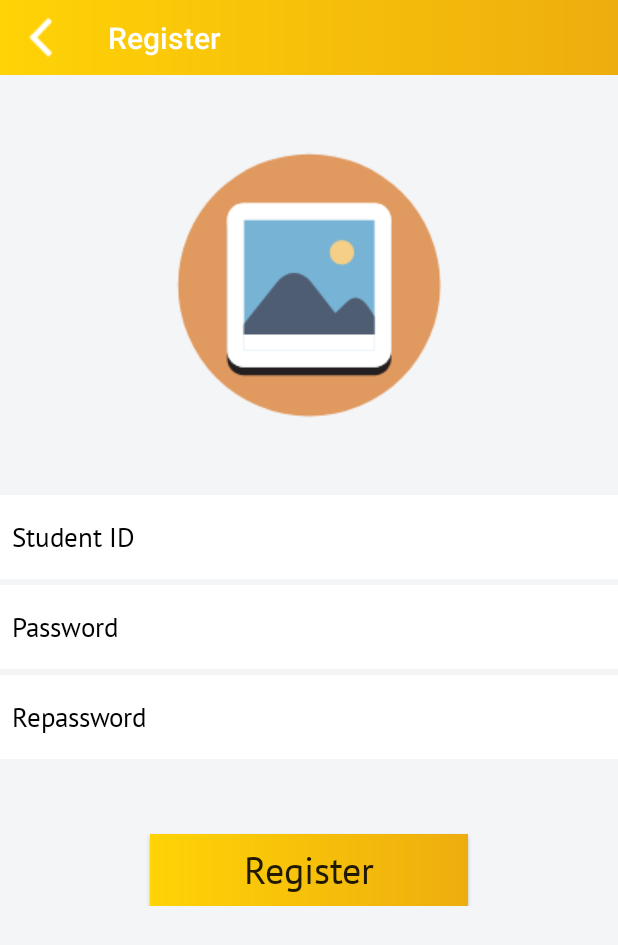
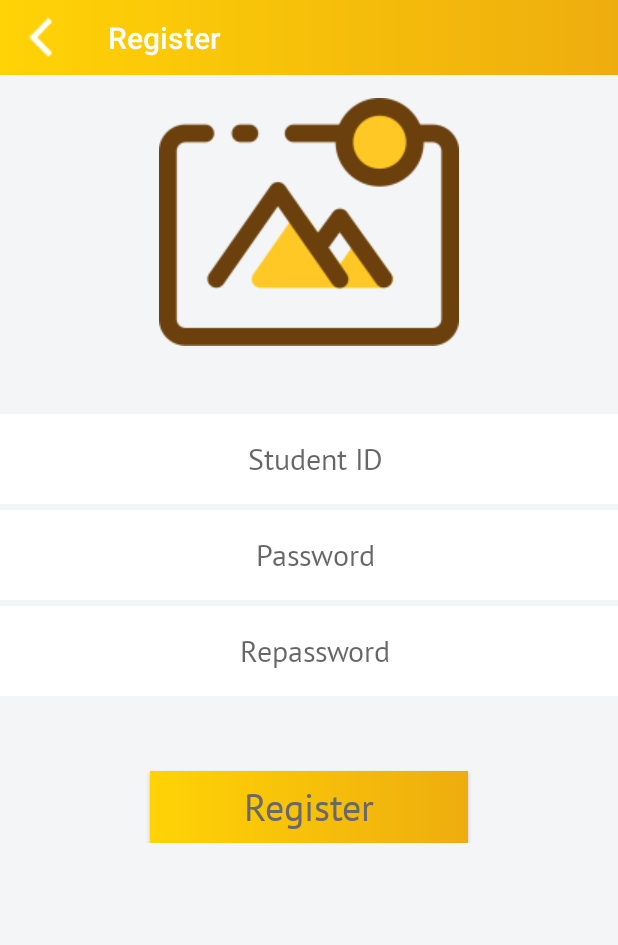
Before and after one commit to pipipizai/Alimama, an Android app: the RegisterActivity screen opened directly, with no data from a screen before it, on a phone screen of 412 x 824 dp. Shown: the top 945 px of the screen. Run offline under Robolectric (Android 15) with nearby library versions, the phone set to English and light mode, and no system bars; our stand-ins replace Firebase (no records; nobody signed in at launch, a user with empty details on screens opened directly); Roboto replaces fonts that are not available here.

Commit message:
ADD SOME

```diff
--- a/app/src/main/res/layout/activity_register.xml
+++ b/app/src/main/res/layout/activity_register.xml
@@ -17,45 +17,55 @@
             android:layout_width="match_parent"
             android:layout_height="wrap_content"
             android:orientation="vertical">
+
             <ImageButton
                 android:id="@+id/btn_user_icon"
-            android:layout_gravity="center"
-            android:layout_width="200dp"
-            android:layout_height="200dp"
-            android:layout_marginTop="40dp"
-            android:background="#f3f5f7"
-            app:srcCompat="@drawable/addimg" />
+
+                android:layout_width="match_parent"
+                android:layout_height="wrap_content"
+                android:layout_marginLeft="10dp"
+                android:layout_marginTop="15dp"
+                android:layout_marginRight="10dp"
+                app:srcCompat="@drawable/tupian"
+                android:background="@null"
+                android:layout_marginBottom="5dp"/>
 
             <EditText
                 android:id="@+id/register_edt_username"
                 android:layout_width="match_parent"
-            android:layout_height="56dp"
+                android:layout_height="60dp"
                 android:layout_marginTop="40dp"
                 android:background="#ffffff"
+                android:textSize="20sp"
                 android:inputType="text"
                 android:hint="Student ID"
                 android:paddingLeft="8dp"
-            android:textColorHint="#000000"/>
+                android:gravity="center"
+              />
             <EditText
                 android:id="@+id/register_edt_password"
                 android:layout_width="match_parent"
-            android:layout_height="56dp"
+                android:layout_height="60dp"
                 android:layout_marginTop="4dp"
                 android:background="#ffffff"
                 android:inputType="textWebPassword"
                 android:hint="Password"
                 android:paddingLeft="8dp"
-            android:textColorHint="#000000"/>
+                android:textSize="20sp"
+                android:gravity="center"
+                />
             <EditText
                 android:id="@+id/register_edt_repassword"
                 android:layout_width="match_parent"
-            android:layout_height="56dp"
+                android:layout_height="60dp"
                 android:layout_marginTop="4dp"
                 android:background="#ffffff"
                 android:inputType="textWebPassword"
                 android:hint="Repassword"
                 android:paddingLeft="8dp"
-            android:textColorHint="#000000"/>
+                android:textSize="20sp"
+                android:gravity="center"
+                />
 
             <Button
                 android:id="@+id/btn_register"
@@ -66,8 +76,10 @@
                 android:layout_marginLeft="100dp"
                 android:textAllCaps="false"
                 android:text="Register"
+                android:textColor="#696969"
                 android:textSize="25sp"
-            android:background="@drawable/primary_color" />
+                android:background="@drawable/primary_color"
+                android:gravity="center"/>
 
         </LinearLayout>
 
@@ -75,3 +87,109 @@
 
 
 </LinearLayout>
+
+
+    <!--<?xml version="1.0" encoding="utf-8"?>-->
+<!--<LinearLayout xmlns:android="http://schemas.android.com/apk/res/android"-->
+    <!--xmlns:app="http://schemas.android.com/apk/res-auto"-->
+    <!--xmlns:tools="http://schemas.android.com/tools"-->
+    <!--android:layout_width="match_parent"-->
+    <!--android:layout_height="match_parent"-->
+    <!--android:orientation="vertical"-->
+    <!--android:background="#f3f5f7"-->
+    <!--tools:context="com.example.alimama.alimama.ui.activity.RegisterActivity">-->
+
+    <!--<include layout="@layout/common_toolbar"></include>-->
+
+<!--<ScrollView-->
+    <!--android:layout_width="match_parent"-->
+    <!--android:layout_height="wrap_content">-->
+    <!--<LinearLayout-->
+        <!--android:layout_width="match_parent"-->
+        <!--android:layout_height="wrap_content"-->
+        <!--android:orientation="vertical"-->
+        <!--android:layout_below="@+id/layout_login_header">-->
+        <!--<ImageButton-->
+            <!--android:id="@+id/btn_user_icon"-->
+            <!--android:layout_gravity="center"-->
+            <!--android:layout_width="200dp"-->
+            <!--android:layout_height="200dp"-->
+            <!--android:layout_marginTop="40dp"-->
+            <!--android:background="#f3f5f7"-->
+            <!--app:srcCompat="@drawable/addimg" />-->
+    <!--</LinearLayout>-->
+        <!--<EditText-->
+            <!--android:id="@+id/register_edt_username"-->
+            <!--android:layout_width="match_parent"-->
+            <!--android:layout_height="wrap_content"-->
+            <!--android:textSize="25sp"-->
+            <!--android:background="@null"-->
+            <!--android:layout_marginTop="40dp"-->
+            <!--android:inputType="text"-->
+            <!--android:hint="Student ID"-->
+            <!--android:paddingLeft="8dp"-->
+            <!--android:layout_marginBottom="5dp"-->
+            <!--android:gravity="center"-->
+            <!--/>-->
+        <!--<View-->
+            <!--android:layout_width="match_parent"-->
+            <!--android:layout_height="1dp"-->
+            <!--android:background="#d8dde1"-->
+            <!--android:layout_below="@id/register_edt_username"-->
+            <!--android:layout_marginTop="10dp">-->
+        <!--</View>-->
+        <!--<EditText-->
+            <!--android:id="@+id/register_edt_password"-->
+            <!--android:layout_width="match_parent"-->
+            <!--android:layout_height="wrap_content"-->
+            <!--android:textSize="25sp"-->
+            <!--android:background="@null"-->
+            <!--android:layout_marginTop="5dp"-->
+            <!--android:inputType="textWebPassword"-->
+            <!--android:hint="Password"-->
+            <!--android:paddingLeft="8dp"-->
+            <!--android:gravity="center"/>-->
+        <!--<View-->
+            <!--android:layout_width="match_parent"-->
+            <!--android:layout_height="1dp"-->
+            <!--android:background="#d8dde1"-->
+            <!--android:layout_below="@id/register_edt_password"-->
+            <!--android:layout_marginTop="10dp">-->
+        <!--</View>-->
+        <!--<EditText-->
+            <!--android:id="@+id/register_edt_repassword"-->
+            <!--android:layout_width="match_parent"-->
+            <!--android:layout_height="wrap_content"-->
+            <!--android:layout_marginTop="5dp"-->
+            <!--android:background="@null"-->
+            <!--android:inputType="textWebPassword"-->
+            <!--android:hint="Repassword"-->
+            <!--android:paddingLeft="8dp"-->
+            <!--android:textSize="25sp"-->
+            <!--android:gravity="center"/>-->
+        <!--<View-->
+            <!--android:layout_width="match_parent"-->
+            <!--android:layout_height="1dp"-->
+            <!--android:background="#d8dde1"-->
+            <!--android:layout_below="@id/register_edt_repassword"-->
+            <!--android:layout_marginTop="10dp">-->
+        <!--</View>-->
+        <!--<Button-->
+            <!--android:id="@+id/btn_register"-->
+            <!--android:layout_width="match_parent"-->
+            <!--android:layout_height="wrap_content"-->
+            <!--android:layout_marginTop="50dp"-->
+            <!--android:layout_marginRight="100dp"-->
+            <!--android:layout_marginLeft="100dp"-->
+            <!--android:textAllCaps="false"-->
+            <!--android:text="Register"-->
+            <!--android:textSize="25sp"-->
+            <!--android:gravity="center"-->
+            <!--android:background="@drawable/primary_color" />-->
+
+
+
+<!--</ScrollView>-->
+
+
+<!--</LinearLayout>-->
```
Also changed, not shown: app/src/main/res/layout/activity_login.xml (+5 -5 lines), app/src/main/res/layout/notification_left.xml (+11 -5 lines), app/src/main/res/drawable/tupian.png (added). Lines whose indentation alone changed are shown as unchanged.
